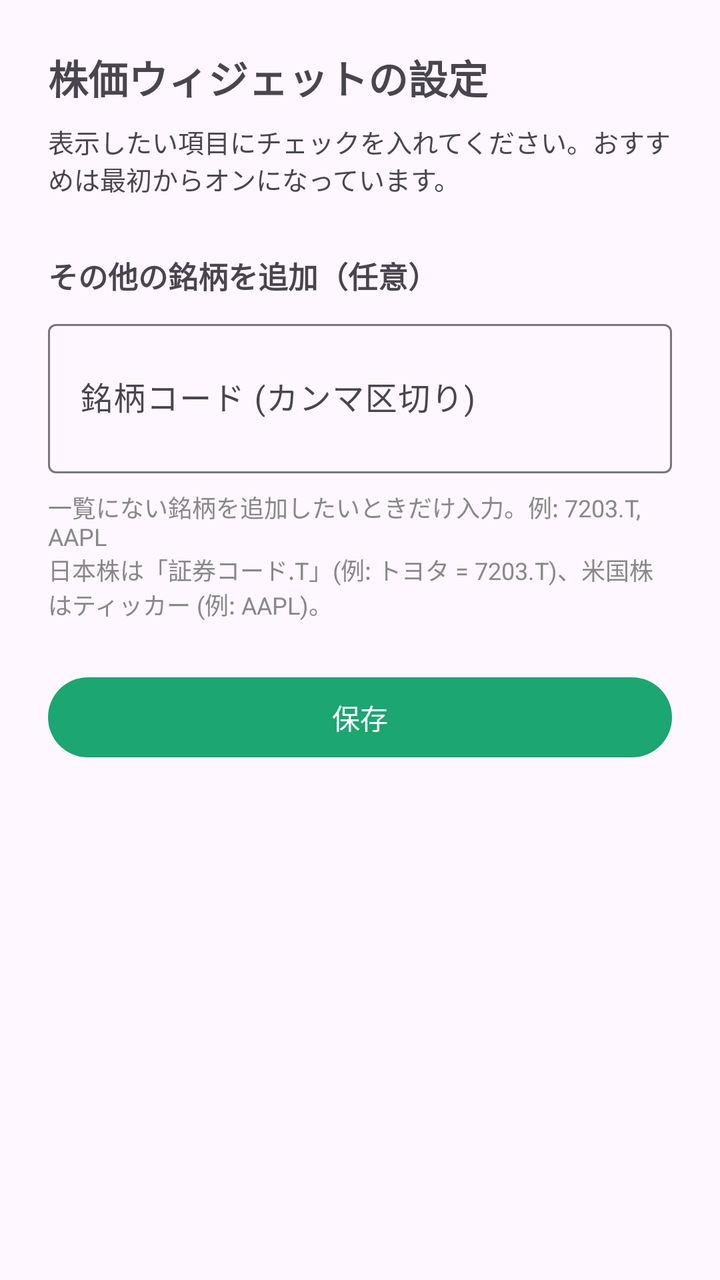
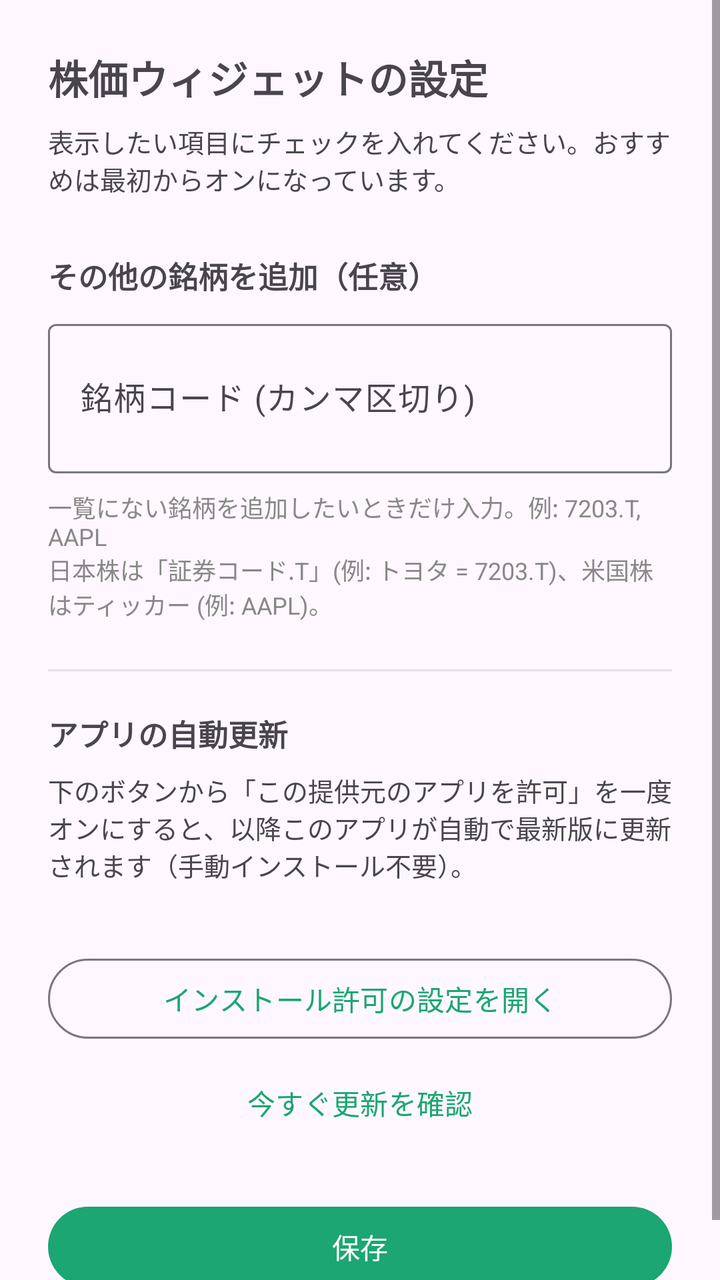

An Android layout rendered at two revisions. The XML below is the earlier revision; the diff shows what the commit changed to produce the second picture.
<!-- AndroidManifest.xml: activity theme Theme.StockWidget -->
<!-- res/layout/activity_stock_widget_configure.xml -->
<?xml version="1.0" encoding="utf-8"?>
<ScrollView xmlns:android="http://schemas.android.com/apk/res/android"
    android:layout_width="match_parent"
    android:layout_height="match_parent"
    android:fillViewport="true">

    <LinearLayout
        android:layout_width="match_parent"
        android:layout_height="wrap_content"
        android:orientation="vertical"
        android:padding="24dp">

        <TextView
            android:layout_width="wrap_content"
            android:layout_height="wrap_content"
            android:text="@string/config_title"
            android:textSize="20sp"
            android:textStyle="bold" />

        <TextView
            android:layout_width="match_parent"
            android:layout_height="wrap_content"
            android:layout_marginTop="8dp"
            android:text="@string/config_help"
            android:textSize="13sp" />

        <LinearLayout
            android:id="@+id/presets_container"
            android:layout_width="match_parent"
            android:layout_height="wrap_content"
            android:orientation="vertical"
            android:layout_marginTop="8dp" />

        <TextView
            android:layout_width="match_parent"
            android:layout_height="wrap_content"
            android:layout_marginTop="20dp"
            android:text="@string/custom_label"
            android:textStyle="bold"
            android:textSize="15sp" />

        <com.google.android.material.textfield.TextInputLayout
            android:layout_width="match_parent"
            android:layout_height="wrap_content"
            android:layout_marginTop="8dp"
            android:hint="@string/symbols_hint">

            <com.google.android.material.textfield.TextInputEditText
                android:id="@+id/symbols_input"
                android:layout_width="match_parent"
                android:layout_height="wrap_content"
                android:inputType="textCapCharacters|textMultiLine"
                android:minLines="2" />
        </com.google.android.material.textfield.TextInputLayout>

        <TextView
            android:layout_width="match_parent"
            android:layout_height="wrap_content"
            android:layout_marginTop="8dp"
            android:text="@string/config_examples"
            android:textColor="#888888"
            android:textSize="12sp" />

        <com.google.android.material.button.MaterialButton
            android:id="@+id/save_button"
            android:layout_width="match_parent"
            android:layout_height="wrap_content"
            android:layout_marginTop="24dp"
            android:text="@string/save" />

    </LinearLayout>

</ScrollView>
<!-- resources referenced by this layout -->
<resources>
  <string name="config_examples">一覧にない銘柄を追加したいときだけ入力。例: 7203.T, AAPL\n日本株は「証券コード.T」(例: トヨタ = 7203.T)、米国株はティッカー (例: AAPL)。</string>
  <string name="config_help">表示したい項目にチェックを入れてください。おすすめは最初からオンになっています。</string>
  <string name="config_title">株価ウィジェットの設定</string>
  <string name="custom_label">その他の銘柄を追加（任意）</string>
  <string name="save">保存</string>
  <string name="symbols_hint">銘柄コード (カンマ区切り)</string>
  <style name="Theme.StockWidget" parent="Theme.Material3.DayNight.NoActionBar">
          <item name="colorPrimary">#1BA672</item>
          <item name="colorOnPrimary">#FFFFFF</item>
      </style>
</resources>

<!-- the commit's change to res/layout/activity_stock_widget_configure.xml (unified diff, before → after) -->
@@ -61,6 +61,51 @@
             android:textColor="#888888"
             android:textSize="12sp" />
 
+        <View
+            android:layout_width="match_parent"
+            android:layout_height="1dp"
+            android:layout_marginTop="24dp"
+            android:background="#33888888" />
+
+        <TextView
+            android:layout_width="match_parent"
+            android:layout_height="wrap_content"
+            android:layout_marginTop="20dp"
+            android:text="@string/autoupdate_label"
+            android:textStyle="bold"
+            android:textSize="15sp" />
+
+        <TextView
+            android:layout_width="match_parent"
+            android:layout_height="wrap_content"
+            android:layout_marginTop="8dp"
+            android:text="@string/autoupdate_help"
+            android:textSize="13sp" />
+
+        <TextView
+            android:id="@+id/autoupdate_status"
+            android:layout_width="match_parent"
+            android:layout_height="wrap_content"
+            android:layout_marginTop="8dp"
+            android:textSize="13sp"
+            android:textStyle="bold" />
+
+        <com.google.android.material.button.MaterialButton
+            android:id="@+id/autoupdate_button"
+            style="@style/Widget.Material3.Button.OutlinedButton"
+            android:layout_width="match_parent"
+            android:layout_height="wrap_content"
+            android:layout_marginTop="8dp"
+            android:text="@string/autoupdate_button" />
+
+        <com.google.android.material.button.MaterialButton
+            android:id="@+id/check_update_button"
+            style="@style/Widget.Material3.Button.TextButton"
+            android:layout_width="match_parent"
+            android:layout_height="wrap_content"
+            android:layout_marginTop="4dp"
+            android:text="@string/check_update_button" />
+
         <com.google.android.material.button.MaterialButton
             android:id="@+id/save_button"
             android:layout_width="match_parent"
<!-- resource entries referenced after the edit -->
@@ -1,5 +1,9 @@
 <!-- resources referenced by this layout -->
 <resources>
+  <string name="autoupdate_button">インストール許可の設定を開く</string>
+  <string name="autoupdate_help">下のボタンから「この提供元のアプリを許可」を一度オンにすると、以降このアプリが自動で最新版に更新されます（手動インストール不要）。</string>
+  <string name="autoupdate_label">アプリの自動更新</string>
+  <string name="check_update_button">今すぐ更新を確認</string>
   <string name="config_examples">一覧にない銘柄を追加したいときだけ入力。例: 7203.T, AAPL\n日本株は「証券コード.T」(例: トヨタ = 7203.T)、米国株はティッカー (例: AAPL)。</string>
   <string name="config_help">表示したい項目にチェックを入れてください。おすすめは最初からオンになっています。</string>
   <string name="config_title">株価ウィジェットの設定</string>
